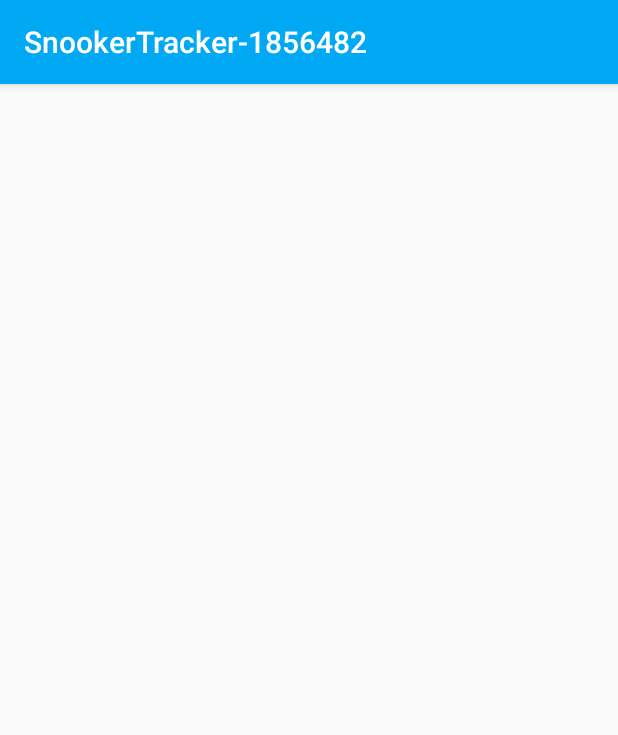
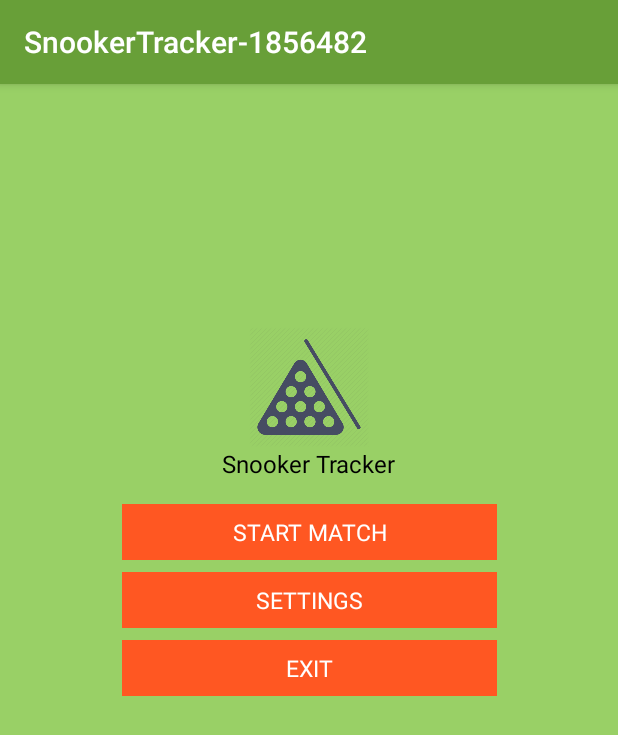
Before and after one commit to BogdanSerban95/SnookerScoreKeeper, an Android app: the screen it shows after launch (MenuActivity), on a phone screen of 412 x 824 dp. Shown: the top 735 px of the screen. Run offline under Robolectric (Android 15) with nearby library versions, the light colour scheme and no system bars.

Commit message:
created menu buttons, slightly change in color theme

```diff
--- a/app/src/main/java/com/example/serba/snookertracker_1856482/MenuActivity.java
+++ b/app/src/main/java/com/example/serba/snookertracker_1856482/MenuActivity.java
@@ -1,5 +1,6 @@
 package com.example.serba.snookertracker_1856482;
 
+import android.content.res.Resources;
 import android.support.v7.app.AppCompatActivity;
 import android.os.Bundle;
 
--- a/app/src/main/res/layout/activity_menu.xml
+++ b/app/src/main/res/layout/activity_menu.xml
@@ -6,4 +6,55 @@
     android:layout_height="match_parent"
     tools:context="com.example.serba.snookertracker_1856482.MenuActivity">
 
+    <include
+        android:id="@+id/include"
+        layout="@layout/app_logo_small"
+        android:layout_width="wrap_content"
+        android:layout_height="wrap_content"
+        android:layout_marginEnd="8dp"
+        android:layout_marginStart="8dp"
+        android:layout_marginTop="8dp"
+        app:layout_constraintBottom_toTopOf="@+id/start_match_button"
+        app:layout_constraintEnd_toEndOf="parent"
+        app:layout_constraintHorizontal_bias="0.5"
+        app:layout_constraintStart_toStartOf="parent"
+        app:layout_constraintTop_toTopOf="parent"
+        app:layout_constraintVertical_bias="0.3"
+        app:layout_constraintVertical_chainStyle="packed" />
+
+    <Button
+        android:id="@+id/start_match_button"
+        android:layout_width="@dimen/menuButtonWidth"
+        android:layout_height="wrap_content"
+        android:layout_marginTop="@dimen/screenMarginLeft"
+        android:text="@string/start_match"
+        app:layout_constraintBottom_toTopOf="@+id/settings_button"
+        app:layout_constraintEnd_toEndOf="parent"
+        app:layout_constraintHorizontal_bias="0.5"
+        app:layout_constraintStart_toStartOf="parent"
+        app:layout_constraintTop_toBottomOf="@+id/include" />
+
+    <Button
+        android:id="@+id/settings_button"
+        android:layout_width="@dimen/menuButtonWidth"
+        android:layout_height="wrap_content"
+        android:layout_marginTop="@dimen/contentSpace"
+        android:text="@string/settings"
+        app:layout_constraintBottom_toTopOf="@+id/exit_button"
+        app:layout_constraintEnd_toEndOf="parent"
+        app:layout_constraintHorizontal_bias="0.5"
+        app:layout_constraintStart_toStartOf="parent"
+        app:layout_constraintTop_toBottomOf="@+id/start_match_button" />
+
+    <Button
+        android:id="@+id/exit_button"
+        android:layout_width="@dimen/menuButtonWidth"
+        android:layout_height="wrap_content"
+        android:layout_marginTop="@dimen/contentSpace"
+        android:text="@string/exit"
+        app:layout_constraintBottom_toBottomOf="parent"
+        app:layout_constraintEnd_toEndOf="parent"
+        app:layout_constraintHorizontal_bias="0.5"
+        app:layout_constraintStart_toStartOf="parent"
+        app:layout_constraintTop_toBottomOf="@+id/settings_button" />
 </android.support.constraint.ConstraintLayout>
--- a/app/src/main/res/layout/activity_splash_screen.xml
+++ b/app/src/main/res/layout/activity_splash_screen.xml
@@ -6,17 +6,18 @@
     android:layout_height="match_parent"
     tools:context="com.example.serba.snookertracker_1856482.SplashScreen">
 
-    <TextView
-        android:id="@+id/textView5"
+    <include
+        android:id="@+id/include2"
+        layout="@layout/app_logo"
         android:layout_width="wrap_content"
         android:layout_height="wrap_content"
-        android:layout_marginBottom="@dimen/contentSpace"
-        android:text="@string/app_name_short"
-        android:textSize="@dimen/textSizeTitle"
+        android:layout_marginEnd="8dp"
+        android:layout_marginStart="8dp"
         app:layout_constraintBottom_toTopOf="@+id/textView3"
-        app:layout_constraintLeft_toLeftOf="parent"
-        app:layout_constraintRight_toRightOf="parent"
-        app:layout_constraintTop_toBottomOf="@+id/imageView" />
+        app:layout_constraintEnd_toEndOf="parent"
+        app:layout_constraintStart_toStartOf="parent"
+        app:layout_constraintTop_toTopOf="parent"
+        app:layout_constraintVertical_chainStyle="packed" />
 
     <TextView
         android:id="@+id/textView3"
@@ -24,24 +25,12 @@
         android:layout_height="wrap_content"
         android:layout_marginEnd="8dp"
         android:layout_marginStart="8dp"
+        android:layout_marginTop="8dp"
         android:text="@string/welcome"
         app:layout_constraintBottom_toBottomOf="parent"
         app:layout_constraintEnd_toEndOf="parent"
         app:layout_constraintStart_toStartOf="parent"
-        app:layout_constraintTop_toBottomOf="@+id/textView5" />
+        app:layout_constraintTop_toBottomOf="@+id/include2" />
 
-    <ImageView
-        android:id="@+id/imageView"
-        android:layout_width="@dimen/splashIconWidth"
-        android:layout_height="@dimen/splashIconWidth"
-        android:layout_marginBottom="8dp"
-        android:layout_marginEnd="8dp"
-        android:layout_marginStart="8dp"
-        app:layout_constraintBottom_toTopOf="@+id/textView5"
-        app:layout_constraintEnd_toEndOf="parent"
-        app:layout_constraintStart_toStartOf="parent"
-        app:layout_constraintTop_toTopOf="parent"
-        app:layout_constraintVertical_chainStyle="packed"
-        app:srcCompat="@drawable/snooker_ico_1" />
 
 </android.support.constraint.ConstraintLayout>
--- /dev/null
+++ b/app/src/main/res/layout/app_logo.xml
@@ -0,0 +1,31 @@
+<?xml version="1.0" encoding="utf-8"?>
+<android.support.constraint.ConstraintLayout xmlns:android="http://schemas.android.com/apk/res/android"
+    xmlns:app="http://schemas.android.com/apk/res-auto"
+    android:layout_width="match_parent"
+    android:layout_height="match_parent">
+
+    <ImageView
+        android:id="@+id/imageView"
+        android:layout_width="@dimen/splashIconWidth"
+        android:layout_height="@dimen/splashIconWidth"
+        android:layout_marginBottom="8dp"
+        android:layout_marginEnd="8dp"
+        android:layout_marginStart="8dp"
+        app:layout_constraintBottom_toTopOf="@+id/textView5"
+        app:layout_constraintEnd_toEndOf="parent"
+        app:layout_constraintStart_toStartOf="parent"
+        app:layout_constraintTop_toTopOf="parent"
+        app:layout_constraintVertical_chainStyle="packed"
+        app:srcCompat="@drawable/snooker_ico_1" />
+
+    <TextView
+        android:id="@+id/textView5"
+        android:layout_width="wrap_content"
+        android:layout_height="wrap_content"
+        android:layout_marginBottom="@dimen/contentSpace"
+        android:text="@string/app_name_short"
+        android:textSize="@dimen/textSizeTitle"
+        app:layout_constraintLeft_toLeftOf="parent"
+        app:layout_constraintRight_toRightOf="parent"
+        app:layout_constraintTop_toBottomOf="@+id/imageView" />
+</android.support.constraint.ConstraintLayout>
--- /dev/null
+++ b/app/src/main/res/layout/app_logo_small.xml
@@ -0,0 +1,32 @@
+<?xml version="1.0" encoding="utf-8"?>
+<android.support.constraint.ConstraintLayout xmlns:android="http://schemas.android.com/apk/res/android"
+    xmlns:app="http://schemas.android.com/apk/res-auto"
+    android:layout_width="match_parent"
+    android:layout_height="match_parent">
+
+
+    <ImageView
+        android:id="@+id/imageView"
+        android:layout_width="@dimen/splashIconWidthSmall"
+        android:layout_height="@dimen/splashIconWidthSmall"
+        android:layout_marginBottom="8dp"
+        android:layout_marginEnd="8dp"
+        android:layout_marginStart="8dp"
+        app:layout_constraintBottom_toTopOf="@+id/textView5"
+        app:layout_constraintEnd_toEndOf="parent"
+        app:layout_constraintStart_toStartOf="parent"
+        app:layout_constraintTop_toTopOf="parent"
+        app:layout_constraintVertical_chainStyle="packed"
+        app:srcCompat="@drawable/snooker_ico_1" />
+
+    <TextView
+        android:id="@+id/textView5"
+        android:layout_width="wrap_content"
+        android:layout_height="wrap_content"
+        android:layout_marginBottom="@dimen/contentSpace"
+        android:text="@string/app_name_short"
+        android:textSize="@dimen/subheadingText"
+        app:layout_constraintLeft_toLeftOf="parent"
+        app:layout_constraintRight_toRightOf="parent"
+        app:layout_constraintTop_toBottomOf="@+id/imageView" />
+</android.support.constraint.ConstraintLayout>
--- a/app/src/main/res/values/colors.xml
+++ b/app/src/main/res/values/colors.xml
@@ -1,9 +1,20 @@
 <?xml version="1.0" encoding="utf-8"?>
 <resources>
+    <color name="white">#FFFFFF</color>
+    <color name="black">#000000</color>
+
     <color name="colorPrimary">#01a9f4</color>
     <color name="colorPrimaryDark">#007ac1</color>
     <color name="colorPrimaryLight">#67daff</color>
     <color name="colorAccent">#fcd734</color>
     <color name="colorAccentLight">#ffff6b</color>
     <color name="colorAccentDark">#c5a600</color>
+
+    <color name="colorPrimarySecondary">#689f38</color>
+    <color name="colorPrimaryDarkSecondary">#387002</color>
+    <color name="colorPrimaryLightSecondary">#99d066</color>
+    <color name="colorAccentSecondary">#ff5722</color>
+    <color name="colorAccentLightSecondary">#ff8a50</color>
+    <color name="colorAccentDarkSecondary">#c41c00</color>
+
 </resources>
--- a/app/src/main/res/values/dimen.xml
+++ b/app/src/main/res/values/dimens.xml
@@ -1,11 +1,15 @@
 <?xml version="1.0" encoding="utf-8"?>
 <resources>
+    <dimen name="splashIconWidthSmall">80dp</dimen>
     <dimen name="textSizeTitle">20sp</dimen>
     <dimen name="buttonTextSize">15sp</dimen>
     <dimen name="subheadingText">16sp</dimen>
     <dimen name="bodyText">14sp</dimen>
+
     <dimen name="screenMarginLeft">16dp</dimen>
     <dimen name="screenMarginRight">16dp</dimen>
     <dimen name="contentSpace">8dp</dimen>
     <dimen name="splashIconWidth">160dp</dimen>
+    <dimen name="buttonPadding">8dp</dimen>
+    <dimen name="menuButtonWidth">250dp</dimen>
 </resources>
--- a/app/src/main/res/values/strings.xml
+++ b/app/src/main/res/values/strings.xml
@@ -2,4 +2,7 @@
     <string name="app_name">SnookerTracker-1856482</string>
     <string name="app_name_short">Snooker Tracker</string>
     <string name="welcome">Welcome!</string>
+    <string name="start_match">Start Match</string>
+    <string name="settings">Settings</string>
+    <string name="exit">Exit</string>
 </resources>
--- a/app/src/main/res/values/styles.xml
+++ b/app/src/main/res/values/styles.xml
@@ -1,11 +1,31 @@
 <resources>
 
-    <!-- Base application theme. -->
     <style name="MainTheme" parent="Theme.AppCompat.Light.DarkActionBar">
+        <item name="colorPrimary">@color/colorPrimarySecondary</item>
+        <item name="colorPrimaryDark">@color/colorPrimaryDarkSecondary</item>
+        <item name="colorAccent">@color/colorAccentSecondary</item>
+        <item name="android:textColor">@color/black</item>
+        <item name="buttonStyle">@style/ButtonStyle</item>
+        <item name="android:windowBackground">@color/colorPrimaryLightSecondary</item>
+    </style>
+
+    <style name="SecondaryTheme" parent="Theme.AppCompat.Light.DarkActionBar">
         <item name="colorPrimary">@color/colorPrimary</item>
         <item name="colorPrimaryDark">@color/colorPrimaryDark</item>
         <item name="colorAccent">@color/colorAccent</item>
-        <item name="android:textColor">#000000</item>
+        <item name="android:textColor">@color/black</item>
+        <item name="buttonStyle">@style/ButtonStyle</item>
+        <item name="android:windowBackground">@color/colorPrimaryLight</item>
     </style>
 
+
+    <style name="ButtonStyle">
+        <item name="android:background">@color/colorAccentSecondary</item>
+        <item name="android:textColor">@color/white</item>
+        <item name="android:gravity">center</item>
+        <item name="android:paddingTop">@dimen/buttonPadding</item>
+        <item name="android:paddingBottom">@dimen/buttonPadding</item>
+        <item name="android:textSize">@dimen/buttonTextSize</item>
+        <item name="android:textAllCaps">true</item>
+    </style>
 </resources>
```
